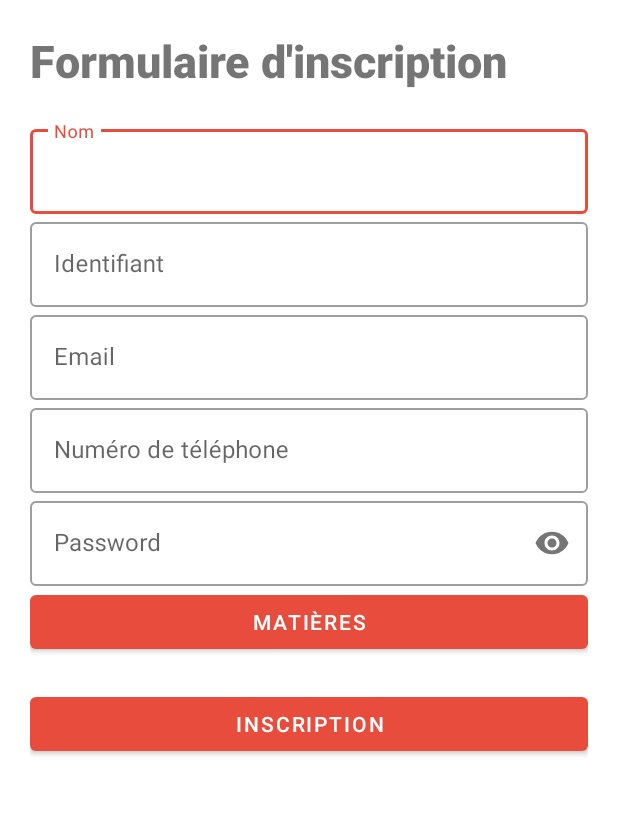
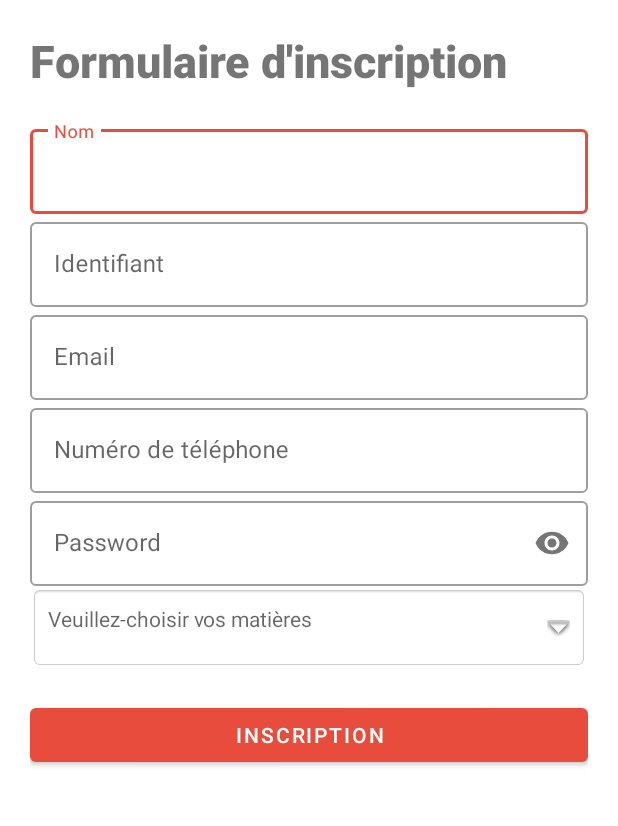
Before and after one commit to RToavina/Vacataire, an Android app: the layout activity_signup.xml on its own in the app's theme, with its tools: preview values and no code run, on a phone screen of 412 x 824 dp, the part 158-984 px from its top. Run offline under Robolectric (Android 15) with nearby library versions, the phone set to English and light mode, and no system bars.

Commit message:
Signup (matières OK)

```diff
--- a/android/app/src/main/java/itu/mbds/vacataire/SplashScreen.java
+++ b/android/app/src/main/java/itu/mbds/vacataire/SplashScreen.java
@@ -25,7 +25,7 @@ public class SplashScreen extends AppCompatActivity {
         new Handler().postDelayed(new Runnable() {
             @Override
             public void run() {
-                Intent intent = new Intent(SplashScreen.this, Login.class);
+                Intent intent = new Intent(SplashScreen.this, Signup.class);
                 startActivity(intent);
                 SplashScreen.this.finish();
             }
--- a/android/app/src/main/res/layout/activity_signup.xml
+++ b/android/app/src/main/res/layout/activity_signup.xml
@@ -101,11 +101,18 @@
 
         </com.google.android.material.textfield.TextInputLayout>
 
-        <Button
-            android:id="@+id/matiereButton"
+        <!-- text view to display selected items-->
+        <TextView
+            android:id="@+id/matiere"
             android:layout_width="match_parent"
-            android:layout_height="wrap_content"
-            android:text="Matières" />
+            android:layout_height="55dp"
+            android:layout_centerInParent="true"
+            android:background="@android:drawable/editbox_background"
+            android:drawableRight="@android:drawable/arrow_down_float"
+            android:drawablePadding="16dp"
+            android:hint="Veuillez-choisir vos matières"
+            android:padding="12dp"
+            />
 
     </LinearLayout>
 
```
Also changed, not shown: android/app/src/main/java/itu/mbds/vacataire/Signup.java (+107 -17 lines).
